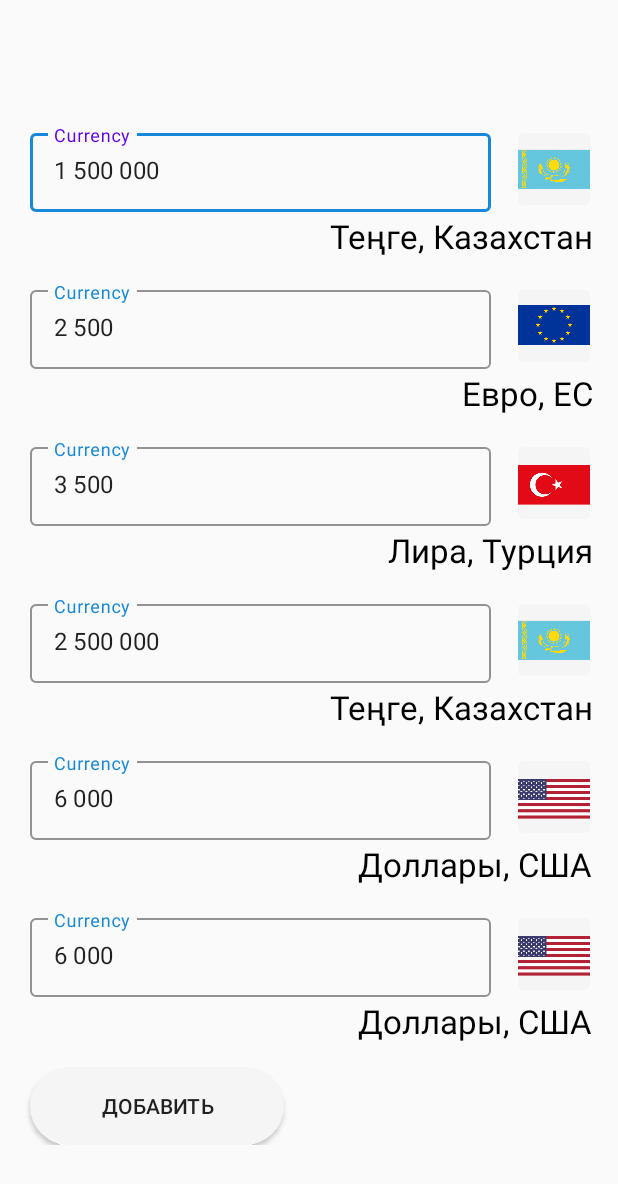
After one commit to aiger12/PinAppHomeWork, an Android app built with Jetpack Compose: the ConvertorActivity screen opened directly, with no data from a screen before it, on a phone screen of 412 x 824 dp. The commit adds this screen. Shown: the top 1184 px of the screen. Run offline under Robolectric (Android 15) with nearby library versions, the phone set to English and light mode, and no system bars.

Commit message:
Converter page with two ViewHolders is added

```diff
--- a/app/build.gradle
+++ b/app/build.gradle
@@ -5,7 +5,7 @@ plugins {
 
 android {
     namespace 'com.example.pinapphomework'
-    compileSdk 33
+    compileSdk 34
 
     defaultConfig {
         applicationId "com.example.pinapphomework"
@@ -57,8 +57,11 @@ dependencies {
     implementation 'androidx.compose.ui:ui-graphics'
     implementation 'androidx.compose.ui:ui-tooling-preview'
     implementation 'androidx.compose.material3:material3'
+
     implementation 'androidx.constraintlayout:constraintlayout:2.1.4'
     implementation 'androidx.appcompat:appcompat:1.6.1'
+    implementation 'androidx.compose.ui:ui-graphics-android:1.5.1'
+    implementation 'com.google.android.material:material:1.10.0'
     testImplementation 'junit:junit:4.13.2'
     androidTestImplementation 'androidx.test.ext:junit:1.1.5'
     androidTestImplementation 'androidx.test.espresso:espresso-core:3.5.1'
--- a/app/src/main/AndroidManifest.xml
+++ b/app/src/main/AndroidManifest.xml
@@ -25,6 +25,7 @@
             </intent-filter>
         </activity>
 
+        <activity android:name=".Convertor.ConvertorActivity"/>
         <activity android:name=".ResultActivity"/>
         <activity android:name=".NewsActivity"/>
     </application>
--- /dev/null
+++ b/app/src/main/java/com/example/pinapphomework/Convertor/ConvertorActivity.kt
@@ -0,0 +1,54 @@
+package com.example.pinapphomework.Convertor
+
+import android.os.Bundle
+import androidx.appcompat.app.AppCompatActivity
+import androidx.recyclerview.widget.LinearLayoutManager
+import androidx.recyclerview.widget.RecyclerView
+import com.example.pinapphomework.R
+
+class ConvertorActivity:AppCompatActivity (){
+
+    private lateinit var newRecyclerView: RecyclerView
+    private lateinit var newArrayList: ArrayList<Currency>
+    lateinit var flagImage : Array<Int>
+    lateinit var amount : Array<String>
+    lateinit var currentName : Array<String>
+
+    override fun onCreate(savedInstanceState: Bundle?) {
+        super.onCreate(savedInstanceState)
+        setContentView(R.layout.activity_converter)
+
+        flagImage = arrayOf(
+            R.drawable.kz,
+            R.drawable.eu,
+            R.drawable.tk,
+            R.drawable.kz,
+            R.drawable.usa,
+            R.drawable.usa,
+            )
+
+        amount = arrayOf(
+            "1 500 000", "2 500", "3 500", "2 500 000", "6 000","6 000",
+        )
+
+        currentName = arrayOf(
+            "Теңге, Казахстан","Евро, ЕС","Лира, Турция", "Теңге, Казахстан", "Доллары, США","Доллары, США",
+        )
+
+        newRecyclerView = findViewById(R.id.recyclerView)
+        newRecyclerView.layoutManager = LinearLayoutManager(this)
+        newRecyclerView.setHasFixedSize(true)
+
+        newArrayList = arrayListOf<Currency>()
+        getCurrencyData()
+    }
+
+    private fun getCurrencyData() {
+        for(i in flagImage.indices){
+            val currency = Currency(flagImage[i],amount[i], currentName[i])
+            newArrayList.add(currency)
+        }
+
+        newRecyclerView.adapter = CurrencyAdapter(newArrayList)
+    }
+}
--- /dev/null
+++ b/app/src/main/java/com/example/pinapphomework/Convertor/Currency.kt
@@ -0,0 +1,7 @@
+package com.example.pinapphomework.Convertor
+
+data class Currency(
+    val flagImage: Int,
+    val amount: String,
+    val currencyName: String,
+)
--- /dev/null
+++ b/app/src/main/java/com/example/pinapphomework/Convertor/CurrencyAdapter.kt
@@ -0,0 +1,76 @@
+package com.example.pinapphomework.Convertor
+
+import android.text.Editable
+import android.view.LayoutInflater
+import android.view.View
+import android.view.ViewGroup
+import android.widget.Button
+import android.widget.ImageView
+import android.widget.TextView
+import androidx.recyclerview.widget.RecyclerView
+import com.example.pinapphomework.R
+import com.google.android.material.textfield.TextInputEditText
+
+class CurrencyAdapter(private val currencyList: ArrayList<Currency>) :
+    RecyclerView.Adapter<RecyclerView.ViewHolder>() {
+
+    companion object {
+        private const val VIEW_TYPE_CURRENCY = 1
+        private const val VIEW_TYPE_ADD_BUTTON = 2
+    }
+
+    override fun onCreateViewHolder(parent: ViewGroup, viewType: Int): RecyclerView.ViewHolder {
+        return when (viewType) {
+            VIEW_TYPE_CURRENCY -> {
+                val itemView = LayoutInflater.from(parent.context).inflate(R.layout.list_currency, parent, false)
+                ViewHolderCurrency(itemView)
+            }
+            VIEW_TYPE_ADD_BUTTON -> {
+                val itemView = LayoutInflater.from(parent.context).inflate(R.layout.button_add_currency, parent, false)
+                ViewHolderAddButton(itemView)
+            }
+            else -> throw IllegalArgumentException("Invalid view type")
+        }
+    }
+
+    override fun onBindViewHolder(holder: RecyclerView.ViewHolder, position: Int) {
+        when (holder) {
+            is ViewHolderCurrency -> {
+                val currentItem = currencyList[position]
+                val amountText = currentItem.amount
+
+                holder.flagImage.setImageResource(currentItem.flagImage)
+                holder.amount.text = Editable.Factory.getInstance().newEditable(amountText)
+                holder.currencyName.text = currentItem.currencyName
+            }
+            is ViewHolderAddButton -> {
+                holder.btnAdd.setOnClickListener {
+                    //clicked, what else?
+                }
+            }
+        }
+    }
+
+    override fun getItemCount(): Int {
+        // Return the total number of items in the list, including the "Add" button
+        return currencyList.size + 1
+    }
+
+    override fun getItemViewType(position: Int): Int {
+        return if (position < currencyList.size) {
+            VIEW_TYPE_CURRENCY
+        } else {
+            VIEW_TYPE_ADD_BUTTON
+        }
+    }
+
+    class ViewHolderCurrency(itemView: View) : RecyclerView.ViewHolder(itemView) {
+        val flagImage: ImageView = itemView.findViewById(R.id.fl_kz)
+        val amount: TextInputEditText = itemView.findViewById(R.id.amount)
+        val currencyName: TextView = itemView.findViewById(R.id.currencyName)
+    }
+
+    class ViewHolderAddButton(itemView: View) : RecyclerView.ViewHolder(itemView) {
+        val btnAdd: Button = itemView.findViewById(R.id.btn_add_currency)
+    }
+}
--- a/app/src/main/java/com/example/pinapphomework/ResultActivity.kt
+++ b/app/src/main/java/com/example/pinapphomework/ResultActivity.kt
@@ -7,6 +7,7 @@ import android.os.Bundle
 import android.provider.MediaStore
 import android.widget.Button
 import androidx.appcompat.app.AppCompatActivity
+import com.example.pinapphomework.Convertor.ConvertorActivity
 
 class ResultActivity : AppCompatActivity() {
     override fun onCreate(savedInstanceState: Bundle?) {
@@ -22,6 +23,7 @@ class ResultActivity : AppCompatActivity() {
         initButtonCall()
         initButtonCamera()
         initButtonNews()
+        initButtonConvertor()
     }
 
     private fun initButtonNews(){
@@ -78,4 +80,12 @@ class ResultActivity : AppCompatActivity() {
             }
         }
     }
+
+    private fun initButtonConvertor(){
+        val btnConvertor: Button = findViewById(R.id.btn_open_convertor)
+        btnConvertor.setOnClickListener {
+            val intentNews=Intent(this, ConvertorActivity::class.java)
+            startActivity(intentNews)
+        }
+    }
 }
--- /dev/null
+++ b/app/src/main/res/drawable/rounded_button.xml
@@ -0,0 +1,5 @@
+<?xml version="1.0" encoding="utf-8"?>
+<shape xmlns:android="http://schemas.android.com/apk/res/android" android:shape="rectangle">
+    <corners android:radius="80dp" />
+    <solid android:color="#F5F5F5" />
+</shape>
--- /dev/null
+++ b/app/src/main/res/layout/activity_converter.xml
@@ -0,0 +1,19 @@
+<?xml version="1.0" encoding="utf-8"?>
+<androidx.constraintlayout.widget.ConstraintLayout xmlns:android="http://schemas.android.com/apk/res/android"
+    xmlns:app="http://schemas.android.com/apk/res-auto"
+    xmlns:tools="http://schemas.android.com/tools"
+
+    android:layout_width="wrap_content"
+    android:layout_height="match_parent"
+    android:layout_marginTop="67dp"
+
+    tools:context=".Convertor.ConvertorActivity">
+
+    <androidx.recyclerview.widget.RecyclerView
+        android:id="@+id/recyclerView"
+        android:layout_width="match_parent"
+        android:layout_height="match_parent" />
+
+
+
+</androidx.constraintlayout.widget.ConstraintLayout>
--- a/app/src/main/res/layout/activity_result.xml
+++ b/app/src/main/res/layout/activity_result.xml
@@ -78,5 +78,14 @@
             android:text="@string/btn_read_news"
             android:textAllCaps="false"></Button>
 
+        <Button
+            android:id="@+id/btn_open_convertor"
+            style="@style/ProfileButton"
+            android:layout_width="match_parent"
+            android:layout_height="wrap_content"
+            android:layout_marginTop="10dp"
+            android:text="@string/open_convertor"
+            android:textAllCaps="false"></Button>
+
     </LinearLayout>
 </ScrollView>
--- /dev/null
+++ b/app/src/main/res/layout/button_add_currency.xml
@@ -0,0 +1,19 @@
+<?xml version="1.0" encoding="utf-8"?>
+<androidx.constraintlayout.widget.ConstraintLayout xmlns:android="http://schemas.android.com/apk/res/android"
+    android:layout_width="match_parent"
+    android:layout_height="wrap_content"
+    xmlns:app="http://schemas.android.com/apk/res-auto">
+
+    <Button
+        android:id="@+id/btn_add_currency"
+        android:layout_width="169dp"
+        android:layout_height="52dp"
+        android:layout_marginTop="16dp"
+        android:layout_marginStart="20dp"
+        android:background="@drawable/rounded_button"
+        android:text="@string/btn_add_currency"
+        app:layout_constraintStart_toStartOf="parent"
+        app:layout_constraintTop_toTopOf="parent" />
+
+
+</androidx.constraintlayout.widget.ConstraintLayout>
--- /dev/null
+++ b/app/src/main/res/layout/list_currency.xml
@@ -0,0 +1,55 @@
+<?xml version="1.0" encoding="utf-8"?>
+<LinearLayout xmlns:android="http://schemas.android.com/apk/res/android"
+    xmlns:app="http://schemas.android.com/apk/res-auto"
+    android:layout_width="match_parent"
+    android:layout_height="wrap_content"
+    android:layout_marginStart="20dp"
+    android:layout_marginTop="16dp"
+    android:orientation="vertical"
+    android:theme="@style/Theme.MaterialComponents.Light.NoActionBar">
+
+    <androidx.constraintlayout.widget.ConstraintLayout
+        android:id="@+id/cl_kz"
+        android:layout_width="375dp"
+        android:layout_height="wrap_content">
+
+        <com.google.android.material.textfield.TextInputLayout
+            style="@style/Widget.MaterialComponents.TextInputLayout.OutlinedBox"
+            android:layout_width="307dp"
+            android:layout_height="58dp"
+            android:orientation="horizontal"
+            android:textColorHint="#1789DB"
+            app:boxStrokeColor="#1789DB"
+            app:layout_constraintStart_toStartOf="parent"
+            app:layout_constraintTop_toTopOf="parent">
+
+            <com.google.android.material.textfield.TextInputEditText
+                android:id="@+id/amount"
+                android:layout_width="match_parent"
+                android:layout_height="wrap_content"
+                android:hint="@string/currency" />
+        </com.google.android.material.textfield.TextInputLayout>
+
+        <ImageView
+            android:id="@+id/fl_kz"
+            android:layout_width="52dp"
+            android:layout_height="48dp"
+            android:layout_marginStart="11dp"
+            android:layout_marginTop="5dp"
+            android:src="@drawable/kz"
+            app:layout_constraintEnd_toEndOf="parent"
+            app:layout_constraintTop_toTopOf="parent"></ImageView>
+
+        <TextView
+            android:id="@+id/currencyName"
+            style="@style/TextBill"
+            android:layout_width="wrap_content"
+            android:layout_height="wrap_content"
+            android:layout_marginTop="6dp"
+            android:text="@string/currency"
+            app:layout_constraintEnd_toEndOf="parent"
+            app:layout_constraintTop_toBottomOf="@+id/fl_kz" />
+    </androidx.constraintlayout.widget.ConstraintLayout>
+
+
+</LinearLayout>
--- a/app/src/main/res/values/strings.xml
+++ b/app/src/main/res/values/strings.xml
@@ -16,4 +16,9 @@
     <string name="fourth_news">Fourth news</string>
     <string name="fifth_news">Fifth news</string>
     <string name="sixth_news">Sixth news</string>
+    <string name="open_convertor">Открыть конвертер</string>
+    <string name="currency">Currency</string>
+    <string name="dollarsUSA">Доллары, США</string>
+    <string name="liraTK">Лира, Турция</string>
+    <string name="btn_add_currency">Добавить</string>
 </resources>
--- a/app/src/main/res/values/themes.xml
+++ b/app/src/main/res/values/themes.xml
@@ -32,4 +32,9 @@
         <item name="android:textSize">16dp</item>
         <item name="android:textStyle">normal</item>
     </style>
+
+    <style name="TextBill" parent="Widget.AppCompat.TextView">
+        <item name="android:textColor">@color/black</item>
+        <item name="android:textSize">22dp</item>
+    </style>
 </resources>
```
Also changed, not shown: app/src/main/res/drawable/eu.png (added), app/src/main/res/drawable/kz.png (added), app/src/main/res/drawable/tk.png (added), app/src/main/res/drawable/usa.png (added).
